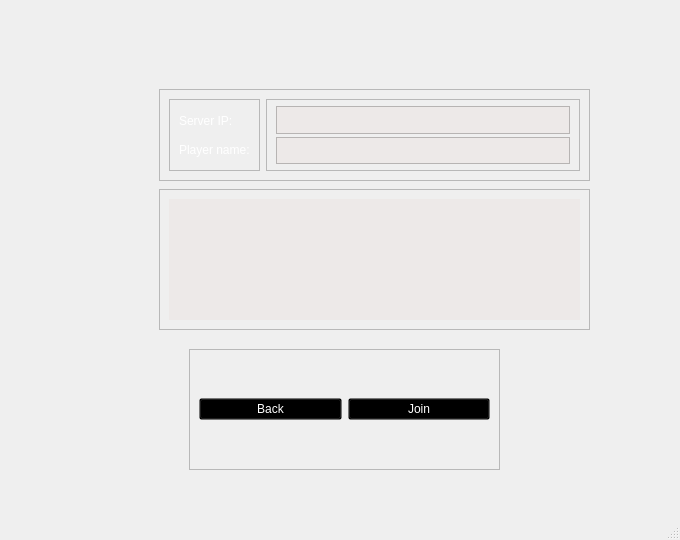
daniilgrbic/BackgammonPP, file BackgammonPP/mainwindow.ui: the form before one commit.
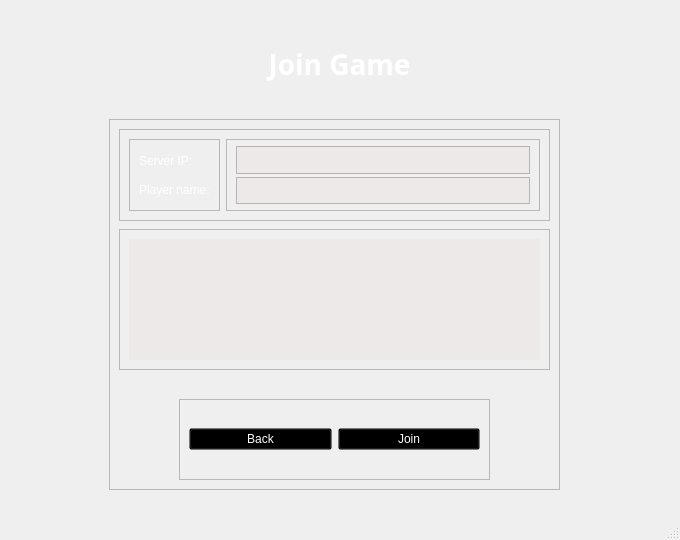
The form after the commit. The open tabs and pages were chosen to show the change.

Commit message: Improve main menu GUI

What changed in the file:
```diff
--- a/BackgammonPP/mainwindow.ui
+++ b/BackgammonPP/mainwindow.ui
@@ -984,11 +984,26 @@
        </widget>
       </widget>
       <widget class="QWidget" name="JoinGame">
+       <widget class="QFrame" name="frame_12">
+        <property name="geometry">
+         <rect>
+          <x>100</x>
+          <y>110</y>
+          <width>451</width>
+          <height>371</height>
+         </rect>
+        </property>
+        <property name="frameShape">
+         <enum>QFrame::StyledPanel</enum>
+        </property>
+        <property name="frameShadow">
+         <enum>QFrame::Raised</enum>
+        </property>
        <widget class="QFrame" name="frame_4">
         <property name="geometry">
          <rect>
-          <x>150</x>
-          <y>80</y>
+           <x>10</x>
+           <y>10</y>
           <width>431</width>
           <height>92</height>
          </rect>
@@ -1082,43 +1097,13 @@
          </item>
         </layout>
        </widget>
-       <widget class="QFrame" name="frame_5">
-        <property name="geometry">
-         <rect>
-          <x>150</x>
-          <y>180</y>
-          <width>431</width>
-          <height>141</height>
-         </rect>
-        </property>
-        <property name="frameShape">
-         <enum>QFrame::StyledPanel</enum>
-        </property>
-        <property name="frameShadow">
-         <enum>QFrame::Raised</enum>
-        </property>
-        <layout class="QHBoxLayout" name="horizontalLayout_4">
-         <item>
-          <widget class="QLabel" name="messageFromServer">
-           <property name="styleSheet">
-            <string notr="true">QLabel {
-	background-color: #EDE9E8 ;
-}</string>
-           </property>
-           <property name="text">
-            <string/>
-           </property>
-          </widget>
-         </item>
-        </layout>
-       </widget>
        <widget class="QFrame" name="frame_6">
         <property name="geometry">
          <rect>
-          <x>180</x>
-          <y>340</y>
+           <x>70</x>
+           <y>280</y>
           <width>311</width>
-          <height>121</height>
+           <height>81</height>
          </rect>
         </property>
         <property name="frameShape">
@@ -1173,6 +1158,65 @@
           </widget>
          </item>
         </layout>
+        </widget>
+        <widget class="QFrame" name="frame_5">
+         <property name="geometry">
+          <rect>
+           <x>10</x>
+           <y>110</y>
+           <width>431</width>
+           <height>141</height>
+          </rect>
+         </property>
+         <property name="frameShape">
+          <enum>QFrame::StyledPanel</enum>
+         </property>
+         <property name="frameShadow">
+          <enum>QFrame::Raised</enum>
+         </property>
+         <layout class="QHBoxLayout" name="horizontalLayout_4">
+          <item>
+           <widget class="QLabel" name="messageFromServer">
+            <property name="styleSheet">
+             <string notr="true">QLabel {
+	background-color: #EDE9E8 ;
+}</string>
+            </property>
+            <property name="text">
+             <string/>
+            </property>
+           </widget>
+          </item>
+         </layout>
+        </widget>
+       </widget>
+       <widget class="QLabel" name="label_4">
+        <property name="geometry">
+         <rect>
+          <x>-10</x>
+          <y>30</y>
+          <width>681</width>
+          <height>51</height>
+         </rect>
+        </property>
+        <property name="font">
+         <font>
+          <family>Corbel</family>
+          <pointsize>21</pointsize>
+          <bold>true</bold>
+         </font>
+        </property>
+        <property name="styleSheet">
+         <string notr="true">QLabel {
+	color: white;
+}</string>
+        </property>
+        <property name="text">
+         <string>Join Game</string>
+        </property>
+        <property name="alignment">
+         <set>Qt::AlignCenter</set>
+        </property>
        </widget>
       </widget>
      </widget>
```
Left out of the diff: 40 changed lines with no effect on the pictures. Lines whose indentation alone changed are shown as unchanged.
